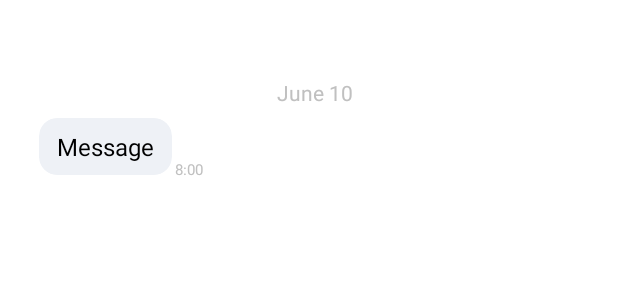
After one commit to roeige/Chat4You-Android, an Android app: the layout left_message_layout.xml on its own in the app's theme, with its tools: preview values and no code run, on a phone screen of 412 x 824 dp. The commit adds this screen. Shown: the top 300 px of the screen. Run offline under Robolectric (Android 15) with nearby library versions, the phone set to English and light mode, and no system bars.

Commit message:
single Chat read from DB, middle of design the Single_chat

```diff
--- a/app/src/main/java/com/example/char4you_android/ChatScreenActivity.java
+++ b/app/src/main/java/com/example/char4you_android/ChatScreenActivity.java
@@ -61,6 +61,6 @@ public class ChatScreenActivity extends AppCompatActivity implements Serializabl
         List<Contact> contactList = ContactListAdapter.getContacts();
         Contact curContact = contactList.get(positon);
         startActivity(new Intent(ChatScreenActivity.this,SingleChatActivity.class)
-                .putExtra("contact",curContact));
+                .putExtra("contact",curContact).putExtra("user",user));
     }
 }
--- /dev/null
+++ b/app/src/main/res/layout/left_message_layout.xml
@@ -0,0 +1,80 @@
+<?xml version="1.0" encoding="utf-8"?>
+<androidx.constraintlayout.widget.ConstraintLayout xmlns:android="http://schemas.android.com/apk/res/android"
+    xmlns:app="http://schemas.android.com/apk/res-auto"
+    xmlns:tools="http://schemas.android.com/tools"
+    android:layout_width="match_parent"
+    android:layout_height="wrap_content"
+    android:layout_marginStart="8dp"
+    android:layout_marginTop="16dp">
+
+    <TextView
+        android:id="@+id/text_gchat_date_other"
+        android:layout_width="wrap_content"
+        android:layout_height="wrap_content"
+        android:layout_marginTop="32dp"
+        android:paddingStart="8dp"
+        android:paddingTop="4dp"
+        android:paddingEnd="8dp"
+        android:paddingBottom="4dp"
+        android:text="June 10"
+        android:textColor="#C0C0C0"
+        app:layout_constraintEnd_toEndOf="parent"
+        app:layout_constraintStart_toStartOf="parent"
+        app:layout_constraintTop_toTopOf="parent" />
+
+    <ImageView
+        android:id="@+id/image_gchat_profile_other"
+        android:layout_width="wrap_content"
+        android:layout_height="wrap_content"
+        android:layout_marginStart="16dp"
+        android:contentDescription="User Icon"
+        app:layout_constraintStart_toStartOf="parent"
+        app:layout_constraintTop_toBottomOf="@+id/text_gchat_date_other" />
+
+    <androidx.cardview.widget.CardView
+        android:id="@+id/card_gchat_message_other"
+        android:layout_width="wrap_content"
+        android:layout_height="wrap_content"
+        app:cardBackgroundColor="#eef1f6"
+        app:cardCornerRadius="12dp"
+        app:cardElevation="0dp"
+        app:cardPreventCornerOverlap="false"
+        app:cardUseCompatPadding="true"
+        app:layout_constraintStart_toEndOf="@+id/image_gchat_profile_other"
+        app:layout_constraintTop_toBottomOf="@+id/text_gchat_date_other">
+
+        <LinearLayout
+            android:id="@+id/layout_gchat_container_other"
+            android:layout_width="wrap_content"
+            android:layout_height="wrap_content"
+            android:orientation="vertical">
+
+            <TextView
+                android:id="@+id/text_gchat_message_other"
+                android:layout_width="wrap_content"
+                android:layout_height="wrap_content"
+                android:layout_marginBottom="8dp"
+                android:maxWidth="260dp"
+                android:paddingLeft="12dp"
+                android:paddingTop="8dp"
+                android:paddingRight="12dp"
+                android:text="Message"
+                android:textColor="#000000"
+                android:textSize="16sp" />
+        </LinearLayout>
+
+    </androidx.cardview.widget.CardView>
+
+
+    <TextView
+        android:id="@+id/text_gchat_timestamp_other"
+        android:layout_width="wrap_content"
+        android:layout_height="wrap_content"
+        android:text="8:00"
+        android:textColor="#C0C0C0"
+        android:textSize="10sp"
+        app:layout_constraintBottom_toBottomOf="@+id/card_gchat_message_other"
+        app:layout_constraintStart_toEndOf="@+id/card_gchat_message_other" />
+
+
+</androidx.constraintlayout.widget.ConstraintLayout>
```
Also changed, not shown: app/src/main/java/com/example/char4you_android/DB/AppDB.java (added, +14 -0 lines), app/src/main/java/com/example/char4you_android/SingleChatActivity.java (+46 -7 lines), app/src/main/java/com/example/char4you_android/adapters/MessageListAdapter.java (added, +79 -0 lines), app/src/main/java/com/example/char4you_android/api/MessageAPI.java (added, +74 -0 lines), app/src/main/java/com/example/char4you_android/dao/MessageDao.java (added, +32 -0 lines), app/src/main/java/com/example/char4you_android/entities/Message.java (+19 -12 lines), app/src/main/java/com/example/char4you_android/viewmodels/MessageViewModel.java (added, +27 -0 lines), app/src/main/res/layout/activity_single_chat.xml (+24 -5 lines), app/src/main/res/layout/right_message_layout.xml (added, +69 -0 lines).
